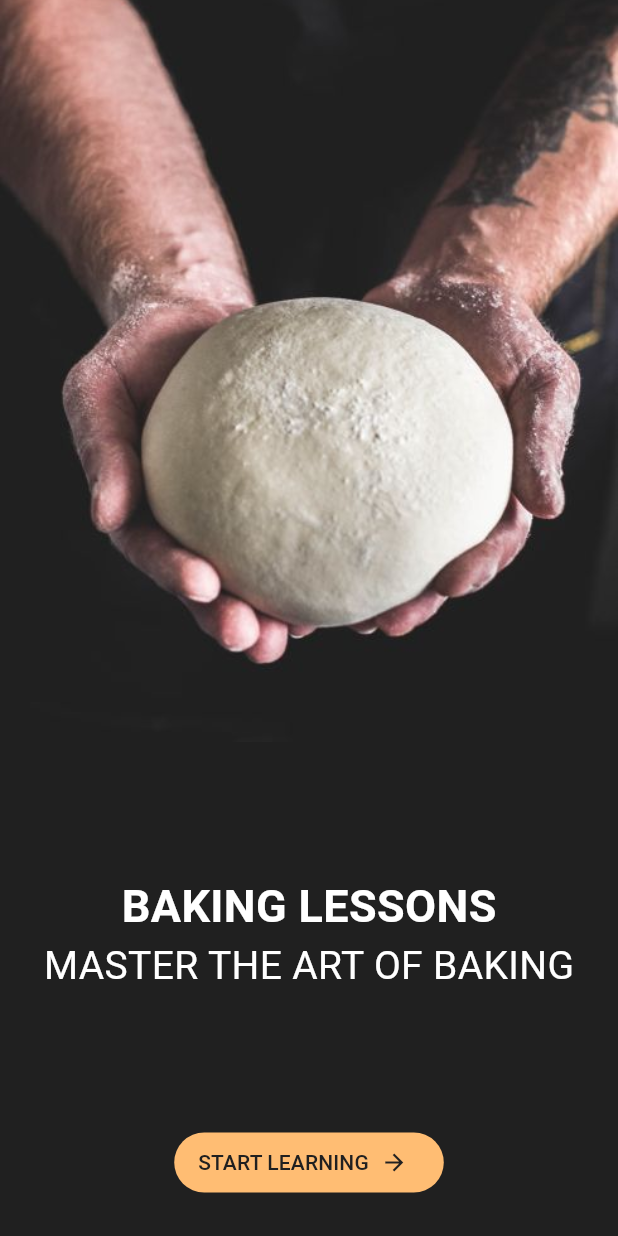
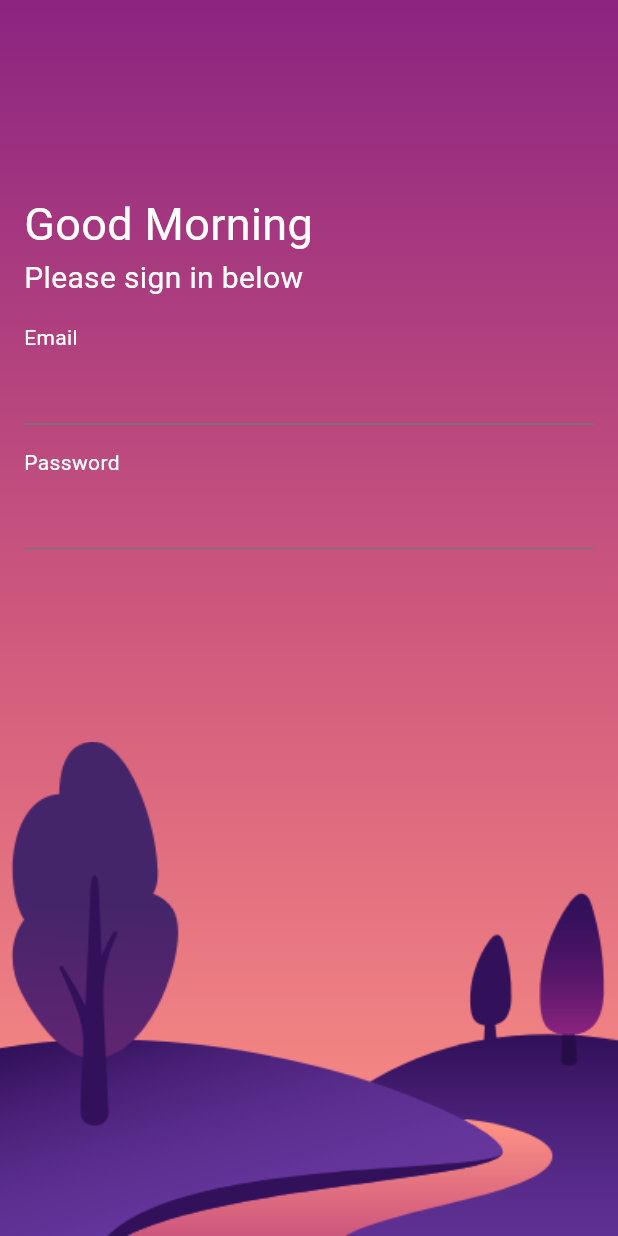
Before and after one commit to minthwaykhant711/flutter, a Flutter app: the screen it shows after launch, on a phone screen of 412 x 824 dp. Run offline on Flutter 3.47's test engine with Material 3 defaults, Android fonts, the phone set to English and light mode, and no system bars.

Commit message:
login dynamic bg colors design

```diff
--- a/flutter_application_1/lib/main.dart
+++ b/flutter_application_1/lib/main.dart
@@ -1,6 +1,7 @@
 import 'package:flutter/material.dart';
-import 'package:flutter_application_1/week06/baking_app.dart';
+
+import 'package:flutter_application_1/week06/login_dynamic.dart';
 
 void main() {
-  runApp(MaterialApp(debugShowCheckedModeBanner: false, home: BakingApp()));
+  runApp(MaterialApp(debugShowCheckedModeBanner: false, home: LoginDynamic()));
 }
--- /dev/null
+++ b/flutter_application_1/lib/week06/login_dynamic.dart
@@ -0,0 +1,86 @@
+import 'package:flutter/material.dart';
+
+class LoginDynamic extends StatefulWidget {
+  const LoginDynamic({super.key});
+
+  @override
+  State<LoginDynamic> createState() => _LoginDynamicState();
+}
+
+class _LoginDynamicState extends State<LoginDynamic> {
+  List<Color> darkBgColors = [
+    const Color(0xFF0D1441),
+    const Color(0xFF283584),
+    const Color(0xFF376AB2),
+  ];
+
+  List<Color> lightBgColors = [
+    const Color(0xFF8C2480),
+    const Color(0xFFCE587D),
+    const Color(0xFFFF9485),
+  ];
+
+  @override
+  Widget build(BuildContext context) {
+    Size size = MediaQuery.of(context).size;
+    DateTime now = DateTime.now();
+    return Scaffold(
+      body: Container(
+        width: size.width,
+        height: size.height,
+        decoration: BoxDecoration(
+          gradient: LinearGradient(
+            colors: now.hour < 18 ? lightBgColors : darkBgColors,
+            begin: Alignment.topCenter,
+            end: Alignment.bottomCenter,
+          ),
+        ),
+        child: Column(
+          crossAxisAlignment: CrossAxisAlignment.stretch,
+          children: [
+            Expanded(
+              flex: 6,
+              child: Padding(
+                padding: const EdgeInsets.all(16),
+                child: Column(
+                  crossAxisAlignment: CrossAxisAlignment.start,
+                  children: [
+                    Spacer(),
+                    Text(
+                      now.hour < 18 ? 'Good Morning' : 'Good Evening',
+                      style: TextStyle(color: Colors.white, fontSize: 30),
+                    ),
+                    Text(
+                      'Please sign in below',
+                      style: TextStyle(color: Colors.white, fontSize: 20),
+                    ),
+                    SizedBox(height: 15),
+                    Text(
+                      'Email',
+                      style: TextStyle(color: Colors.white, fontSize: 14),
+                    ),
+                    TextField(),
+                    SizedBox(height: 15),
+                    Text(
+                      'Password',
+                      style: TextStyle(color: Colors.white, fontSize: 14),
+                    ),
+                    TextField(),
+                    Spacer(),
+                  ],
+                ),
+              ),
+            ),
+            Expanded(
+              flex: 4,
+              child: Image.asset(
+                'assets/images/landscape.png',
+                fit: BoxFit.fill,
+              ),
+            ),
+          ],
+        ),
+      ),
+    );
+  }
+}
--- a/flutter_application_1/pubspec.yaml
+++ b/flutter_application_1/pubspec.yaml
@@ -59,7 +59,7 @@ flutter:
 
   # To add assets to your application, add an assets section, like this:
   assets:
-    - assets/images/baking.jpg
+    - assets/images/landscape.png
   #   - images/a_dot_ham.jpeg
 
   # An image asset can refer to one or more resolution-specific "variants", see
```
